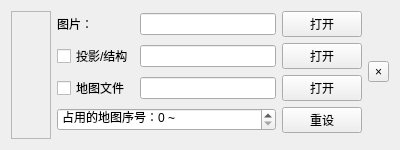
SlopeCraft/SlopeCraft, file SlopeCraftMain/others/TaskBox.ui: the form before one commit.
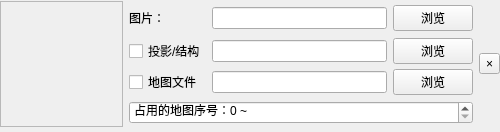
The form after the commit.

What changed in the file:
```diff
--- a/SlopeCraftMain/others/TaskBox.ui
+++ b/SlopeCraftMain/others/TaskBox.ui
@@ -6,83 +6,45 @@
    <rect>
     <x>0</x>
     <y>0</y>
-    <width>400</width>
-    <height>128</height>
+    <width>500</width>
+    <height>132</height>
    </rect>
   </property>
   <property name="windowTitle">
    <string>Form</string>
   </property>
   <layout class="QGridLayout" name="gridLayout">
-   <item row="0" column="0" rowspan="5">
-    <widget class="QLabel" name="preView">
-     <property name="minimumSize">
-      <size>
-       <width>40</width>
-       <height>40</height>
-      </size>
-     </property>
-     <property name="autoFillBackground">
-      <bool>true</bool>
-     </property>
-     <property name="frameShape">
-      <enum>QFrame::StyledPanel</enum>
-     </property>
+   <property name="leftMargin">
+    <number>0</number>
+   </property>
+   <property name="topMargin">
+    <number>0</number>
+   </property>
+   <property name="rightMargin">
+    <number>0</number>
+   </property>
+   <property name="bottomMargin">
+    <number>0</number>
+   </property>
+   <property name="horizontalSpacing">
+    <number>6</number>
+   </property>
+   <property name="verticalSpacing">
+    <number>0</number>
+   </property>
+   <item row="2" column="3">
+    <widget class="QPushButton" name="BtnBrowseData">
      <property name="text">
-      <string/>
-     </property>
-     <property name="scaledContents">
-      <bool>true</bool>
+      <string>浏览</string>
      </property>
     </widget>
    </item>
    <item row="1" column="2">
-    <widget class="QLineEdit" name="lineEdit"/>
-   </item>
-   <item row="1" column="3">
-    <widget class="QPushButton" name="pushButton">
-     <property name="text">
-      <string>打开</string>
-     </property>
-    </widget>
+    <widget class="QLineEdit" name="liteName"/>
    </item>
    <item row="0" column="2">
     <widget class="QLineEdit" name="imageName"/>
    </item>
-   <item row="0" column="3">
-    <widget class="QPushButton" name="browseImage">
-     <property name="text">
-      <string>打开</string>
-     </property>
-    </widget>
-   </item>
-   <item row="2" column="1">
-    <widget class="QCheckBox" name="ifExportData">
-     <property name="text">
-      <string>地图文件</string>
-     </property>
-    </widget>
-   </item>
-   <item row="3" column="1" colspan="2">
-    <widget class="QSpinBox" name="setMapBegSeq">
-     <property name="suffix">
-      <string> ~ </string>
-     </property>
-     <property name="prefix">
-      <string>占用的地图序号：</string>
-     </property>
-    </widget>
-   </item>
-   <item row="2" column="2">
-    <widget class="QLineEdit" name="lineEdit_2"/>
-   </item>
-   <item row="3" column="3">
-    <widget class="QPushButton" name="BtnResetSeqNum">
-     <property name="text">
-      <string>重设</string>
-     </property>
-    </widget>
-   </item>
    <item row="0" column="1">
     <widget class="QLabel" name="label">
      <property name="text">
@@ -90,10 +52,10 @@
      </property>
     </widget>
    </item>
-   <item row="2" column="3">
-    <widget class="QPushButton" name="pushButton_2">
+   <item row="1" column="3">
+    <widget class="QPushButton" name="BtnBrowseLite">
      <property name="text">
-      <string>打开</string>
+      <string>浏览</string>
      </property>
     </widget>
    </item>
@@ -104,6 +66,45 @@
      </property>
     </widget>
    </item>
+   <item row="0" column="3">
+    <widget class="QPushButton" name="browseImage">
+     <property name="text">
+      <string>浏览</string>
+     </property>
+    </widget>
+   </item>
+   <item row="2" column="1">
+    <widget class="QCheckBox" name="ifExportData">
+     <property name="text">
+      <string>地图文件</string>
+     </property>
+    </widget>
+   </item>
+   <item row="2" column="2">
+    <widget class="QLineEdit" name="dataName"/>
+   </item>
+   <item row="0" column="0" rowspan="4">
+    <widget class="QLabel" name="preView">
+     <property name="minimumSize">
+      <size>
+       <width>123</width>
+       <height>123</height>
+      </size>
+     </property>
+     <property name="autoFillBackground">
+      <bool>true</bool>
+     </property>
+     <property name="frameShape">
+      <enum>QFrame::StyledPanel</enum>
+     </property>
+     <property name="text">
+      <string/>
+     </property>
+     <property name="scaledContents">
+      <bool>true</bool>
+     </property>
+    </widget>
+   </item>
    <item row="0" column="4" rowspan="4">
     <layout class="QVBoxLayout" name="verticalLayout">
      <property name="rightMargin">
@@ -121,6 +122,19 @@
      </item>
     </layout>
    </item>
+   <item row="3" column="1" colspan="3">
+    <widget class="QSpinBox" name="setMapBegSeq">
+     <property name="suffix">
+      <string> ~ </string>
+     </property>
+     <property name="prefix">
+      <string>占用的地图序号：</string>
+     </property>
+     <property name="maximum">
+      <number>65535</number>
+     </property>
+    </widget>
+   </item>
   </layout>
  </widget>
  <resources/>
```
